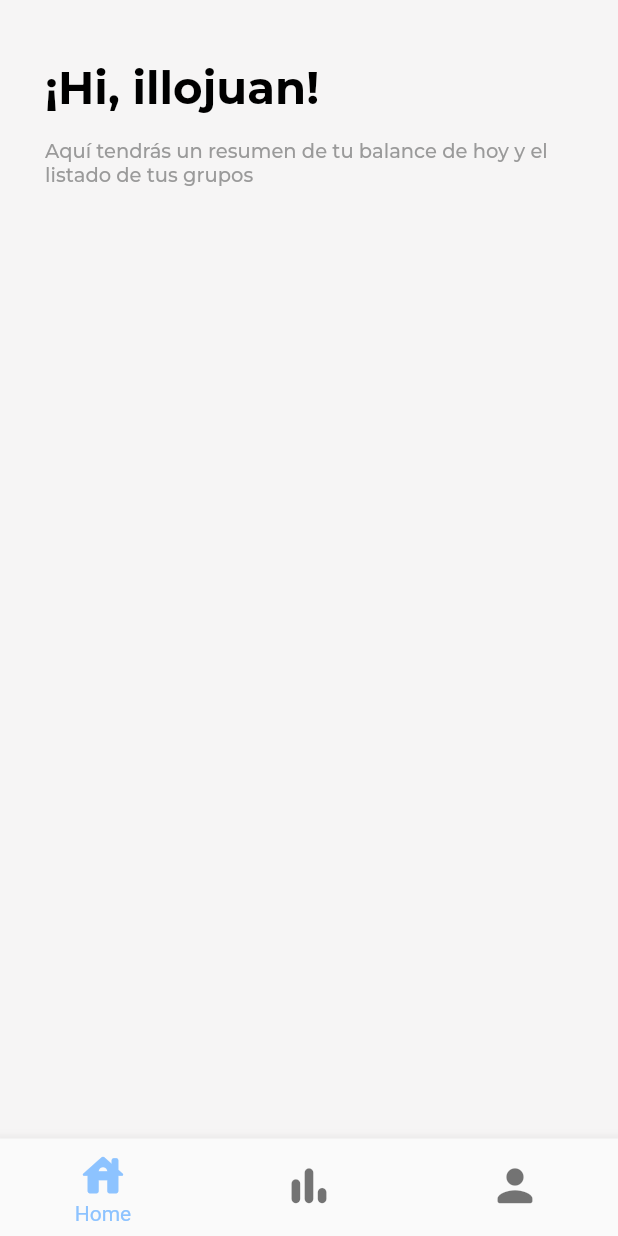
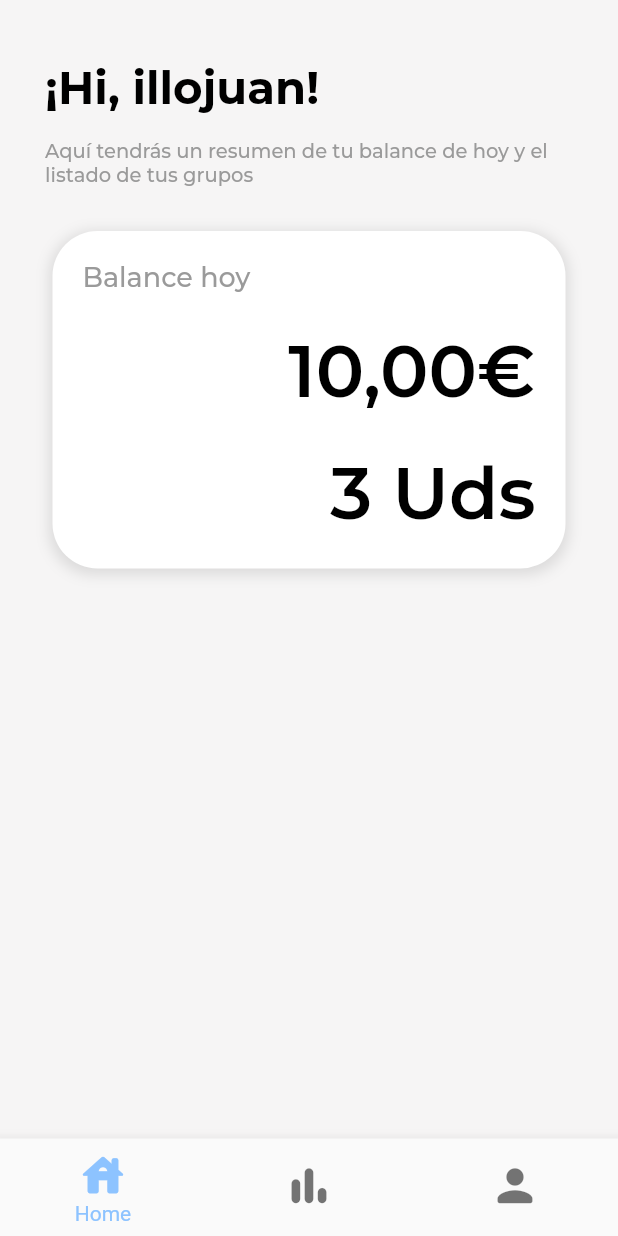
Before and after one commit to JMMC22/beerapp, a Flutter app: the screen it shows after launch, on a phone screen of 412 x 824 dp. Run offline on Flutter 3.47's test engine with Material 2 defaults, Android fonts, the phone set to English and light mode, and no system bars; our stand-ins replace bloc, equatable, flutter_bloc.

Commit message:
Add balance overview

```diff
--- a/beerapp/lib/src/presentation/home/view/home_page.dart
+++ b/beerapp/lib/src/presentation/home/view/home_page.dart
@@ -1,3 +1,4 @@
+import 'package:beerapp/src/presentation/home/widgets/balance_overview_home.dart';
 import 'package:beerapp/src/presentation/home/widgets/header_home.dart';
 import 'package:flutter/material.dart';
 
@@ -11,6 +12,8 @@ class HomePage extends StatelessWidget {
         child: Column(
           children: const [
             HeaderHome(),
+            SizedBox(height: 30),
+            BalanceOverviewHome(),
           ],
         ),
       ),
--- /dev/null
+++ b/beerapp/lib/src/presentation/home/widgets/balance_overview_home.dart
@@ -0,0 +1,72 @@
+import 'package:beerapp/src/themes/themes.dart';
+import 'package:flutter/material.dart';
+
+class BalanceOverviewHome extends StatelessWidget {
+  const BalanceOverviewHome({Key? key}) : super(key: key);
+
+  @override
+  Widget build(BuildContext context) {
+    return Padding(
+      padding: const EdgeInsets.only(left: 35, right: 35),
+      child: Container(
+        height: 225,
+        width: double.infinity,
+        decoration: BoxDecoration(
+          color: AppCustomTheme.colors.white,
+          borderRadius: BorderRadius.circular(30),
+          boxShadow: [
+            BoxShadow(
+              color: Colors.grey.withOpacity(0.3),
+              spreadRadius: 2,
+              blurRadius: 7,
+              offset: const Offset(0, 2),
+            )
+          ],
+        ),
+        child: Padding(
+          padding: const EdgeInsets.all(20.0),
+          child: Column(
+            crossAxisAlignment: CrossAxisAlignment.start,
+            children: [
+              Text(
+                'Balance hoy',
+                style: TextStyle(
+                  fontSize: 18,
+                  fontFamily: 'Montserrat',
+                  fontWeight: FontWeight.w500,
+                  color: AppCustomTheme.colors.grey,
+                ),
+              ),
+              const Spacer(),
+              Align(
+                alignment: Alignment.centerRight,
+                child: Text(
+                  '10,00€',
+                  style: TextStyle(
+                    fontSize: 48,
+                    fontFamily: 'Montserrat',
+                    fontWeight: FontWeight.w600,
+                    color: AppCustomTheme.colors.black,
+                  ),
+                ),
+              ),
+              const Spacer(),
+              Align(
+                alignment: Alignment.centerRight,
+                child: Text(
+                  '3 Uds',
+                  style: TextStyle(
+                    fontSize: 48,
+                    fontFamily: 'Montserrat',
+                    fontWeight: FontWeight.w600,
+                    color: AppCustomTheme.colors.black,
+                  ),
+                ),
+              ),
+            ],
+          ),
+        ),
+      ),
+    );
+  }
+}
```
